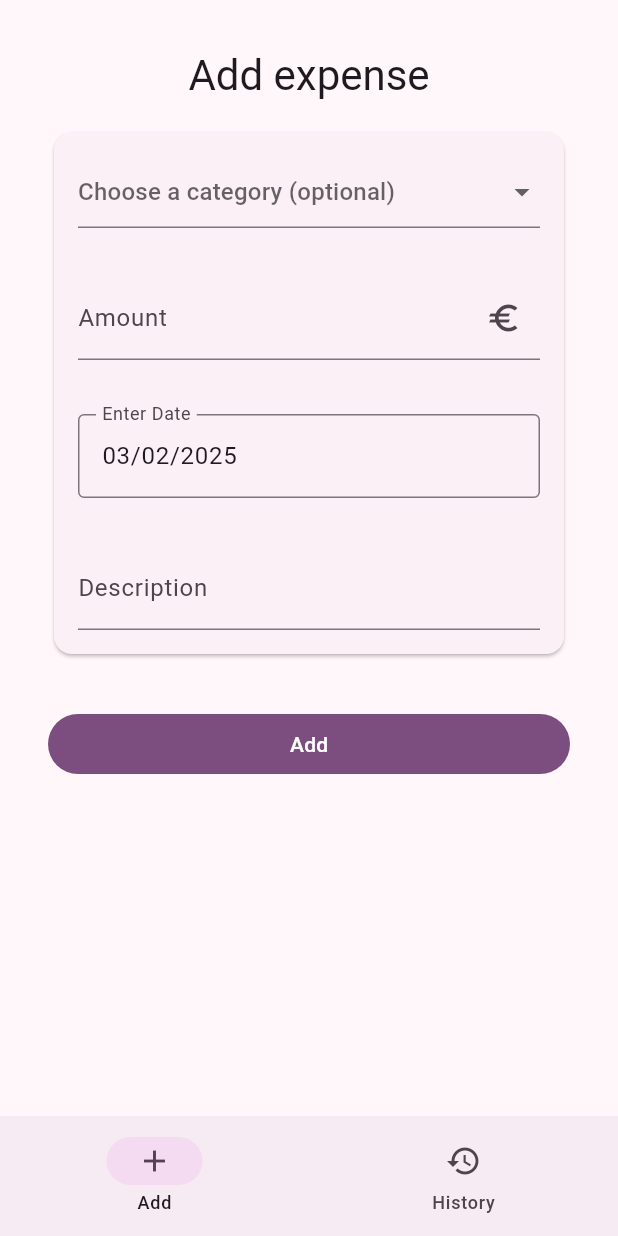
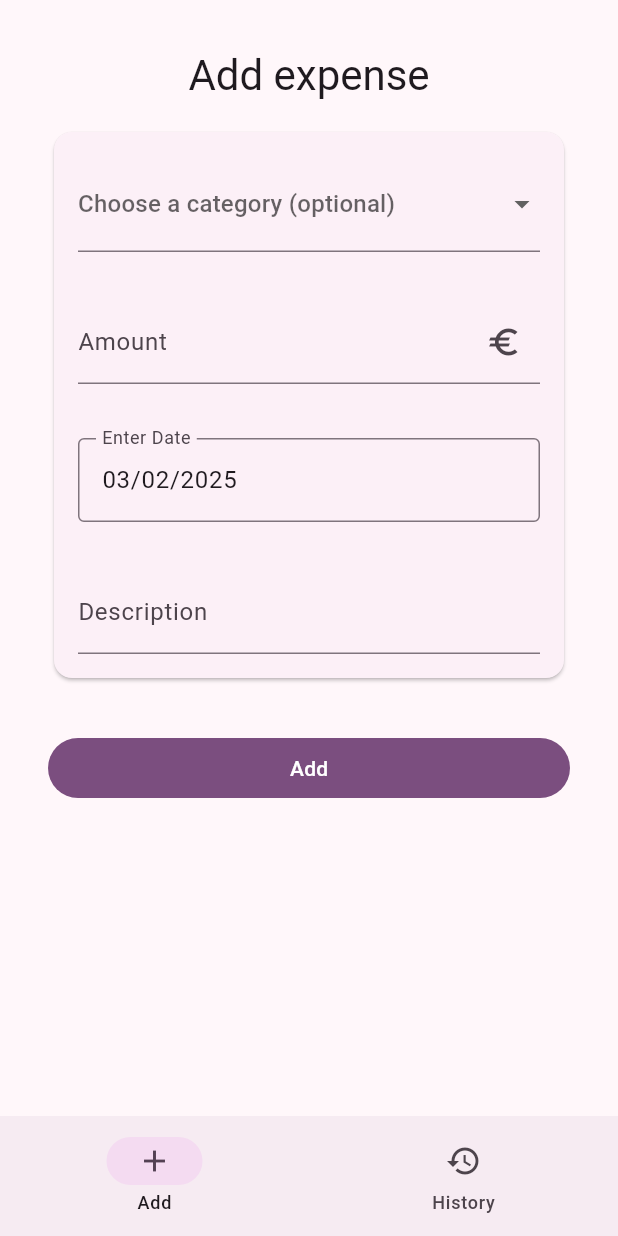
Before and after one commit to MicTheFox/expense_tracker, a Flutter app: the screen it shows after launch, on a phone screen of 412 x 824 dp. Run offline on Flutter 3.47's test engine with Material 3 defaults, Android fonts, the phone set to English and light mode, and no system bars; our stand-ins replace equatable, flutter_bloc, go_router, objectbox; generated files the repository leaves out were written again.

Commit message:
fix layout issues

```diff
--- a/lib/expense/widgets/add_expense_form.dart
+++ b/lib/expense/widgets/add_expense_form.dart
@@ -37,6 +37,7 @@ class _AddExpenseFormState extends State<AddExpenseForm> {
               DropdownButtonFormField(
                 hint: const Text('Choose a category (optional)'),
                 items: CategoryExtension.dropdownItems,
+                isDense: false,
                 value: _selectedCategory,
                 onChanged: (newSelection) {
                   setState(() {
--- a/lib/expense/widgets/add_expense_page.dart
+++ b/lib/expense/widgets/add_expense_page.dart
@@ -12,7 +12,7 @@ class AddExpensePage extends StatelessWidget {
 
   @override
   Widget build(BuildContext context) {
-    return Padding(
+    return SingleChildScrollView(
       padding: const EdgeInsets.all(32),
       child: Column(
         spacing: 16,
--- a/lib/expense_history/widgets/monthly_statistics.dart
+++ b/lib/expense_history/widgets/monthly_statistics.dart
@@ -14,6 +14,7 @@ class MonthlyStatistics extends StatelessWidget {
       (current, element) => current + element.$2,
     );
     return ExpansionTile(
+      leading: const Icon(Icons.table_chart_outlined),
       collapsedBackgroundColor: Theme.of(context).colorScheme.primaryContainer,
       backgroundColor: Theme.of(context).colorScheme.primaryContainer,
       title: Text(
--- a/lib/utils/category_extension.dart
+++ b/lib/utils/category_extension.dart
@@ -22,7 +22,7 @@ extension CategoryExtension on Category {
               child: Row(
                 spacing: 8,
                 children: [
-                  CircleAvatar(child: Icon(category.icon)),
+                  CircleAvatar(child: Icon(category.icon, size: 16)),
                   Text(category.displayName),
                 ],
               ),
```
Also changed, not shown: lib/expense_history/widgets/expense_history_page.dart (+10 -5 lines), 2 other files.
